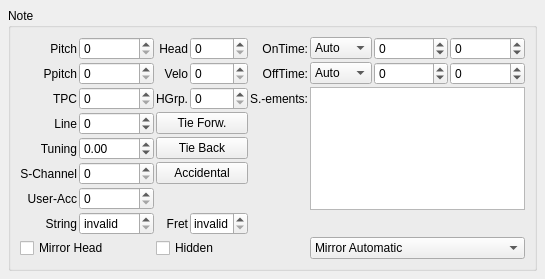
Before: the Qt Designer form mscore/mscore/note.ui in musescore/musescore-old, drawn with Qt 5.
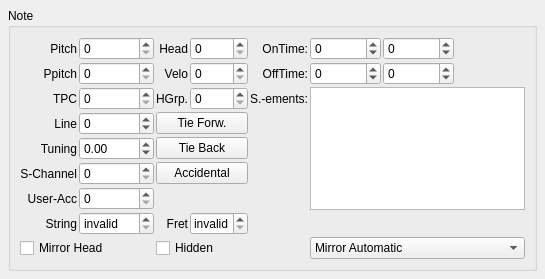
After: the same form once the commit is applied.

Patch:
```diff
--- a/mscore/mscore/note.ui
+++ b/mscore/mscore/note.ui
@@ -7,7 +7,7 @@
     <x>0</x>
     <y>0</y>
     <width>545</width>
-    <height>248</height>
+    <height>260</height>
    </rect>
   </property>
   <property name="windowTitle">
@@ -265,63 +265,6 @@
         </property>
        </widget>
       </item>
-      <item row="0" column="5">
-       <widget class="QComboBox" name="onTimeType">
-        <property name="sizePolicy">
-         <sizepolicy hsizetype="Fixed" vsizetype="Fixed">
-          <horstretch>0</horstretch>
-          <verstretch>0</verstretch>
-         </sizepolicy>
-        </property>
-        <item>
-         <property name="text">
-          <string>Auto</string>
-         </property>
-        </item>
-        <item>
-         <property name="text">
-          <string>User</string>
-         </property>
-        </item>
-        <item>
-         <property name="text">
-          <string>Offset</string>
-         </property>
-        </item>
-       </widget>
-      </item>
-      <item row="0" column="6">
-       <widget class="QSpinBox" name="onTimeOffset">
-        <property name="sizePolicy">
-         <sizepolicy hsizetype="Preferred" vsizetype="Fixed">
-          <horstretch>0</horstretch>
-          <verstretch>0</verstretch>
-         </sizepolicy>
-        </property>
-        <property name="minimum">
-         <number>-999999</number>
-        </property>
-        <property name="maximum">
-         <number>999999</number>
-        </property>
-       </widget>
-      </item>
-      <item row="0" column="7">
-       <widget class="QSpinBox" name="onTimeUserOffset">
-        <property name="sizePolicy">
-         <sizepolicy hsizetype="Preferred" vsizetype="Fixed">
-          <horstretch>0</horstretch>
-          <verstretch>0</verstretch>
-         </sizepolicy>
-        </property>
-        <property name="minimum">
-         <number>-999999</number>
-        </property>
-        <property name="maximum">
-         <number>999999</number>
-        </property>
-       </widget>
-      </item>
       <item row="1" column="4">
        <widget class="QLabel" name="label_13">
         <property name="text">
@@ -332,63 +275,6 @@
         </property>
        </widget>
       </item>
-      <item row="1" column="5">
-       <widget class="QComboBox" name="offTimeType">
-        <property name="sizePolicy">
-         <sizepolicy hsizetype="Fixed" vsizetype="Fixed">
-          <horstretch>0</horstretch>
-          <verstretch>0</verstretch>
-         </sizepolicy>
-        </property>
-        <item>
-         <property name="text">
-          <string>Auto</string>
-         </property>
-        </item>
-        <item>
-         <property name="text">
-          <string>User</string>
-         </property>
-        </item>
-        <item>
-         <property name="text">
-          <string>Offset</string>
-         </property>
-        </item>
-       </widget>
-      </item>
-      <item row="1" column="6">
-       <widget class="QSpinBox" name="offTimeOffset">
-        <property name="sizePolicy">
-         <sizepolicy hsizetype="Preferred" vsizetype="Fixed">
-          <horstretch>0</horstretch>
-          <verstretch>0</verstretch>
-         </sizepolicy>
-        </property>
-        <property name="minimum">
-         <number>-999999</number>
-        </property>
-        <property name="maximum">
-         <number>999999</number>
-        </property>
-       </widget>
-      </item>
-      <item row="1" column="7">
-       <widget class="QSpinBox" name="offTimeUserOffset">
-        <property name="sizePolicy">
-         <sizepolicy hsizetype="Preferred" vsizetype="Fixed">
-          <horstretch>0</horstretch>
-          <verstretch>0</verstretch>
-         </sizepolicy>
-        </property>
-        <property name="minimum">
-         <number>-999999</number>
-        </property>
-        <property name="maximum">
-         <number>999999</number>
-        </property>
-       </widget>
-      </item>
       <item row="2" column="4">
        <widget class="QLabel" name="label_10">
         <property name="text">
@@ -500,6 +386,70 @@
         </property>
        </widget>
       </item>
+      <item row="0" column="5">
+       <widget class="QSpinBox" name="onTimeOffset">
+        <property name="sizePolicy">
+         <sizepolicy hsizetype="Preferred" vsizetype="Fixed">
+          <horstretch>0</horstretch>
+          <verstretch>0</verstretch>
+         </sizepolicy>
+        </property>
+        <property name="minimum">
+         <number>-999999</number>
+        </property>
+        <property name="maximum">
+         <number>999999</number>
+        </property>
+       </widget>
+      </item>
+      <item row="1" column="5">
+       <widget class="QSpinBox" name="offTimeOffset">
+        <property name="sizePolicy">
+         <sizepolicy hsizetype="Preferred" vsizetype="Fixed">
+          <horstretch>0</horstretch>
+          <verstretch>0</verstretch>
+         </sizepolicy>
+        </property>
+        <property name="minimum">
+         <number>-999999</number>
+        </property>
+        <property name="maximum">
+         <number>999999</number>
+        </property>
+       </widget>
+      </item>
+      <item row="0" column="6">
+       <widget class="QSpinBox" name="onTimeUserOffset">
+        <property name="sizePolicy">
+         <sizepolicy hsizetype="Preferred" vsizetype="Fixed">
+          <horstretch>0</horstretch>
+          <verstretch>0</verstretch>
+         </sizepolicy>
+        </property>
+        <property name="minimum">
+         <number>-999999</number>
+        </property>
+        <property name="maximum">
+         <number>999999</number>
+        </property>
+       </widget>
+      </item>
+      <item row="1" column="6">
+       <widget class="QSpinBox" name="offTimeUserOffset">
+        <property name="sizePolicy">
+         <sizepolicy hsizetype="Preferred" vsizetype="Fixed">
+          <horstretch>0</horstretch>
+          <verstretch>0</verstretch>
+         </sizepolicy>
+        </property>
+        <property name="minimum">
+         <number>-999999</number>
+        </property>
+        <property name="maximum">
+         <number>999999</number>
+        </property>
+       </widget>
+      </item>
      </layout>
     </widget>
    </item>
```
